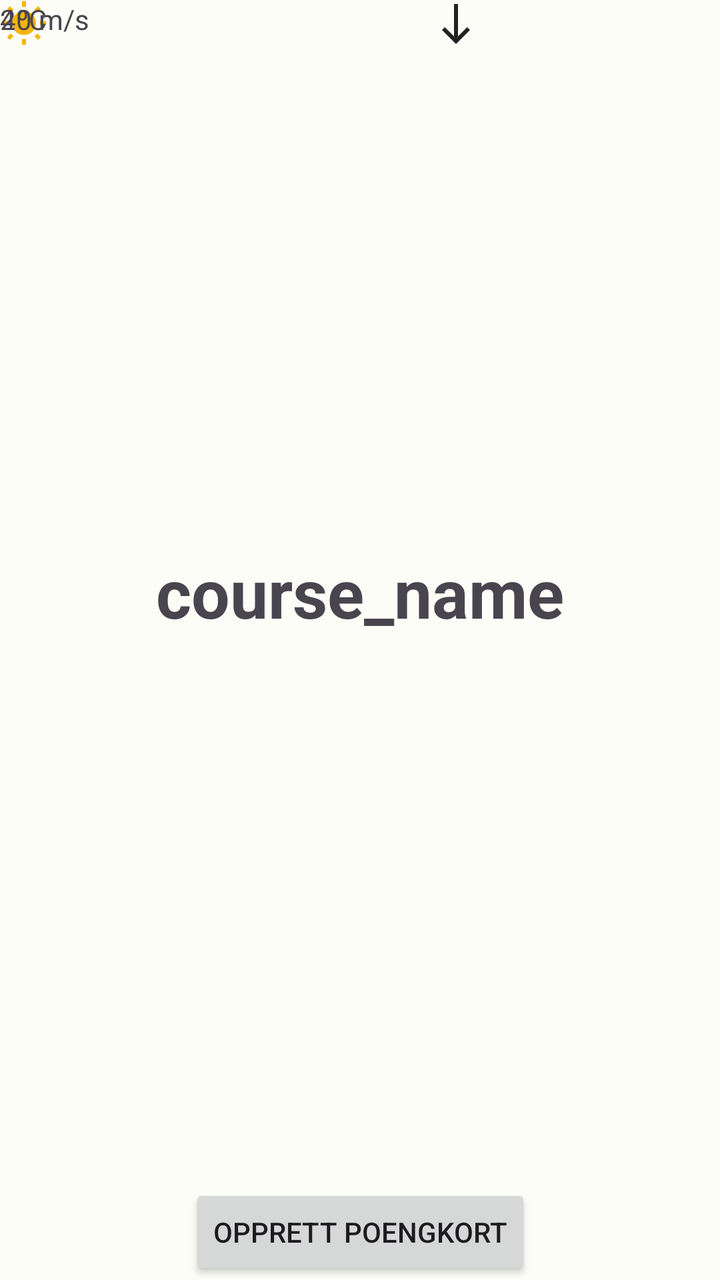
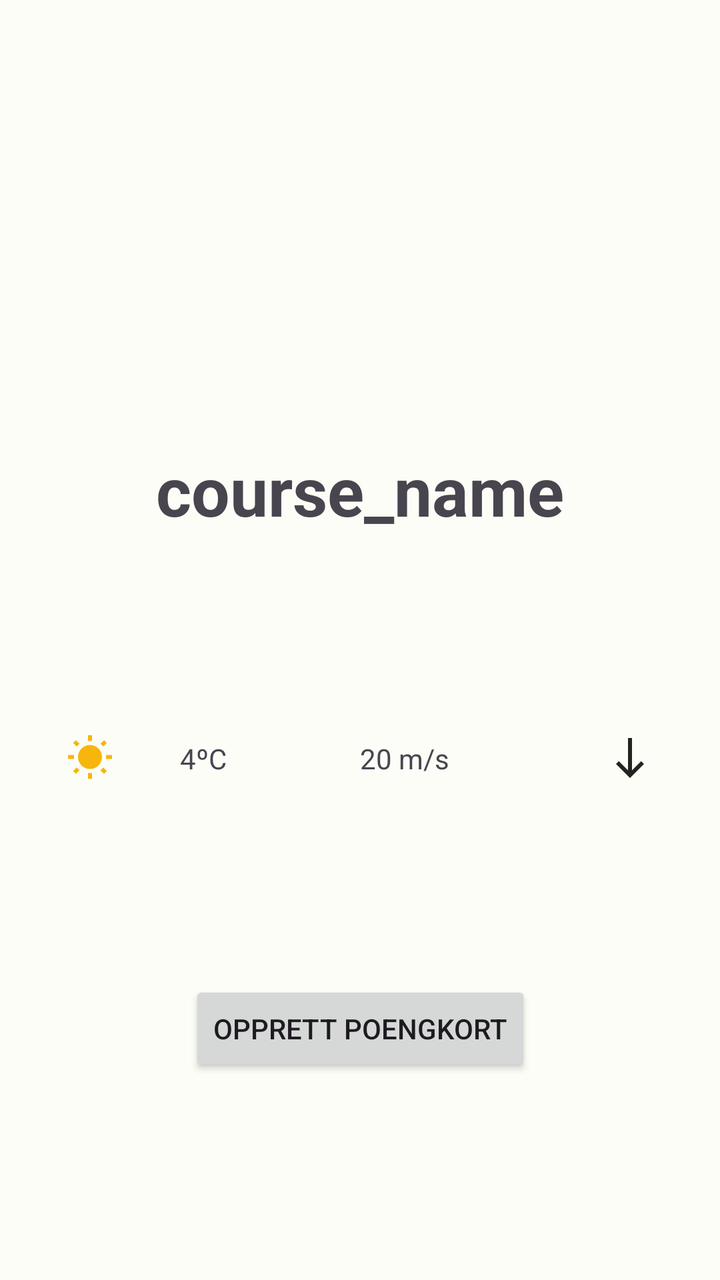

The first picture is an Android layout as it rendered before a commit; the second is the same layout after the commit. The layout source and the unified diff follow.
<!-- AndroidManifest.xml: application theme Theme.DiscgolfApp -->
<!-- res/layout/fragment_course_info.xml -->
<?xml version="1.0" encoding="utf-8"?>
<androidx.constraintlayout.widget.ConstraintLayout xmlns:android="http://schemas.android.com/apk/res/android"
    xmlns:app="http://schemas.android.com/apk/res-auto"
    xmlns:tools="http://schemas.android.com/tools"
    android:id="@+id/constraintLayout"
    android:layout_width="match_parent"
    android:layout_height="match_parent"
    tools:context=".CourseInfoFragment">

    

    <Button
        android:id="@+id/createScoreCardInfobutton"
        android:layout_width="wrap_content"
        android:layout_height="wrap_content"
        android:text="@string/create_scorecard"
        app:layout_constraintBottom_toBottomOf="parent"
        app:layout_constraintEnd_toEndOf="parent"
        app:layout_constraintStart_toStartOf="parent" />

    <TextView
        android:id="@+id/courseNameInfoTextView"
        android:layout_width="wrap_content"
        android:layout_height="wrap_content"
        android:text="@string/course_name"
        android:textSize="34sp"
        android:textStyle="bold"
        app:layout_constraintBottom_toTopOf="@+id/createScoreCardInfobutton"
        app:layout_constraintEnd_toEndOf="parent"
        app:layout_constraintStart_toStartOf="parent"
        app:layout_constraintTop_toTopOf="parent" />

    <ImageView
        android:id="@+id/imageView"
        android:layout_width="wrap_content"
        android:layout_height="wrap_content"
        android:src="@drawable/ic_baseline_wb_sunny_24"
        tools:layout_editor_absoluteX="80dp"
        tools:layout_editor_absoluteY="406dp" />

    <TextView
        android:id="@+id/temperatureTextView"
        android:layout_width="wrap_content"
        android:layout_height="wrap_content"
        android:text="4ºC"
        tools:layout_editor_absoluteX="133dp"
        tools:layout_editor_absoluteY="411dp" />

    <TextView
        android:id="@+id/windSpeedTextView"
        android:layout_width="wrap_content"
        android:layout_height="wrap_content"
        android:text="20 m/s"
        tools:layout_editor_absoluteX="198dp"
        tools:layout_editor_absoluteY="411dp" />

    <ImageView
        android:id="@+id/imageView2"
        android:layout_width="wrap_content"
        android:layout_height="wrap_content"
        android:layout_marginEnd="120dp"
        android:src="@drawable/ic_baseline_south_24"
        app:layout_constraintEnd_toEndOf="parent"
        tools:layout_editor_absoluteY="406dp" />

</androidx.constraintlayout.widget.ConstraintLayout>
<!-- resources referenced by this layout -->
<resources>
  <!-- drawable ic_baseline_south_24 (drawable) -->
  <vector android:alpha="0.96" android:height="24dp"
      android:tint="#1A1919" android:viewportHeight="24"
      android:viewportWidth="24" android:width="24dp" xmlns:android="http://schemas.android.com/apk/res/android">
      <path android:fillColor="@android:color/white" android:pathData="M19,15l-1.41,-1.41L13,18.17V2H11v16.17l-4.59,-4.59L5,15l7,7L19,15z"/>
  </vector>
  <!-- drawable ic_baseline_wb_sunny_24 (drawable) -->
  <vector android:alpha="0.96" android:height="24dp"
      android:tint="#F7B300" android:viewportHeight="24"
      android:viewportWidth="24" android:width="24dp" xmlns:android="http://schemas.android.com/apk/res/android">
      <path android:fillColor="@android:color/white" android:pathData="M6.76,4.84l-1.8,-1.79 -1.41,1.41 1.79,1.79 1.42,-1.41zM4,10.5L1,10.5v2h3v-2zM13,0.55h-2L11,3.5h2L13,0.55zM20.45,4.46l-1.41,-1.41 -1.79,1.79 1.41,1.41 1.79,-1.79zM17.24,18.16l1.79,1.8 1.41,-1.41 -1.8,-1.79 -1.4,1.4zM20,10.5v2h3v-2h-3zM12,5.5c-3.31,0 -6,2.69 -6,6s2.69,6 6,6 6,-2.69 6,-6 -2.69,-6 -6,-6zM11,22.45h2L13,19.5h-2v2.95zM3.55,18.54l1.41,1.41 1.79,-1.8 -1.41,-1.41 -1.79,1.8z"/>
  </vector>
  <string name="course_name">course_name</string>
  <string name="create_scorecard">Opprett poengkort</string>
  <color name="md_theme_light_primary">#266C2B</color>
  <color name="md_theme_light_onPrimary">#FFFFFF</color>
  <color name="md_theme_light_primaryContainer">#AAF5A4</color>
  <color name="md_theme_light_onPrimaryContainer">#002204</color>
  <color name="md_theme_light_secondary">#52634F</color>
  <color name="md_theme_light_onSecondary">#FFFFFF</color>
  <color name="md_theme_light_secondaryContainer">#D5E8CF</color>
  <color name="md_theme_light_onSecondaryContainer">#101F10</color>
  <color name="md_theme_light_tertiary">#38656A</color>
  <color name="md_theme_light_onTertiary">#FFFFFF</color>
  <color name="md_theme_light_tertiaryContainer">#BCEBF1</color>
  <color name="md_theme_light_onTertiaryContainer">#001F23</color>
  <color name="md_theme_light_error">#BA1A1A</color>
  <color name="md_theme_light_errorContainer">#FFDAD6</color>
  <color name="md_theme_light_onError">#FFFFFF</color>
  <color name="md_theme_light_onErrorContainer">#410002</color>
  <color name="md_theme_light_background">#FCFDF6</color>
  <color name="md_theme_light_onBackground">#1A1C19</color>
  <color name="md_theme_light_surface">#FCFDF6</color>
  <color name="md_theme_light_onSurface">#1A1C19</color>
  <color name="md_theme_light_surfaceVariant">#DEE5D8</color>
  <color name="md_theme_light_onSurfaceVariant">#424940</color>
  <color name="md_theme_light_outline">#72796F</color>
  <color name="md_theme_light_inverseOnSurface">#F0F1EB</color>
  <color name="md_theme_light_inverseSurface">#2F312D</color>
  <color name="md_theme_light_inversePrimary">#8FD88A</color>
  <!-- unchanged entries left out for length: 1 -->
</resources>

<!-- the commit's change to res/layout/fragment_course_info.xml (unified diff, before → after) -->
@@ -16,7 +16,8 @@
         android:text="@string/create_scorecard"
         app:layout_constraintBottom_toBottomOf="parent"
         app:layout_constraintEnd_toEndOf="parent"
-        app:layout_constraintStart_toStartOf="parent" />
+        app:layout_constraintStart_toStartOf="parent"
+        app:layout_constraintTop_toBottomOf="@+id/windSpeedTextView" />
 
     <TextView
         android:id="@+id/courseNameInfoTextView"
@@ -30,37 +31,49 @@
         app:layout_constraintStart_toStartOf="parent"
         app:layout_constraintTop_toTopOf="parent" />
 
+    <TextView
+        android:id="@+id/temperatureTextView"
+        android:layout_width="0dp"
+        android:layout_height="wrap_content"
+        android:text="4ºC"
+        app:layout_constraintBottom_toBottomOf="@+id/imageView"
+        app:layout_constraintEnd_toStartOf="@+id/windSpeedTextView"
+        app:layout_constraintHorizontal_bias="0.5"
+        app:layout_constraintStart_toEndOf="@+id/imageView"
+        app:layout_constraintTop_toTopOf="@+id/imageView" />
+
     <ImageView
         android:id="@+id/imageView"
-        android:layout_width="wrap_content"
+        android:layout_width="0dp"
         android:layout_height="wrap_content"
         android:src="@drawable/ic_baseline_wb_sunny_24"
-        tools:layout_editor_absoluteX="80dp"
-        tools:layout_editor_absoluteY="406dp" />
-
-    <TextView
-        android:id="@+id/temperatureTextView"
-        android:layout_width="wrap_content"
-        android:layout_height="wrap_content"
-        android:text="4ºC"
-        tools:layout_editor_absoluteX="133dp"
-        tools:layout_editor_absoluteY="411dp" />
+        app:layout_constraintBottom_toTopOf="@+id/createScoreCardInfobutton"
+        app:layout_constraintEnd_toStartOf="@+id/temperatureTextView"
+        app:layout_constraintHorizontal_bias="0.5"
+        app:layout_constraintHorizontal_chainStyle="spread"
+        app:layout_constraintStart_toStartOf="parent"
+        app:layout_constraintTop_toBottomOf="@+id/courseNameInfoTextView" />
 
     <TextView
         android:id="@+id/windSpeedTextView"
-        android:layout_width="wrap_content"
+        android:layout_width="0dp"
         android:layout_height="wrap_content"
         android:text="20 m/s"
-        tools:layout_editor_absoluteX="198dp"
-        tools:layout_editor_absoluteY="411dp" />
+        app:layout_constraintBottom_toBottomOf="@+id/temperatureTextView"
+        app:layout_constraintEnd_toStartOf="@+id/imageView2"
+        app:layout_constraintHorizontal_bias="0.5"
+        app:layout_constraintStart_toEndOf="@+id/temperatureTextView"
+        app:layout_constraintTop_toTopOf="@+id/temperatureTextView" />
 
     <ImageView
         android:id="@+id/imageView2"
-        android:layout_width="wrap_content"
+        android:layout_width="0dp"
         android:layout_height="wrap_content"
-        android:layout_marginEnd="120dp"
         android:src="@drawable/ic_baseline_south_24"
+        app:layout_constraintBottom_toBottomOf="@+id/windSpeedTextView"
         app:layout_constraintEnd_toEndOf="parent"
-        tools:layout_editor_absoluteY="406dp" />
+        app:layout_constraintHorizontal_bias="0.5"
+        app:layout_constraintStart_toEndOf="@+id/windSpeedTextView"
+        app:layout_constraintTop_toTopOf="@+id/windSpeedTextView" />
 
 </androidx.constraintlayout.widget.ConstraintLayout>
